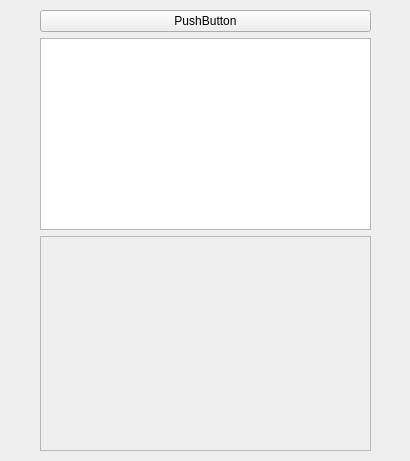
Qt form ui/ShowHistoryWidget.ui (leason99/Mcp3008-Real-Time-ErrorDetect) before a commit.
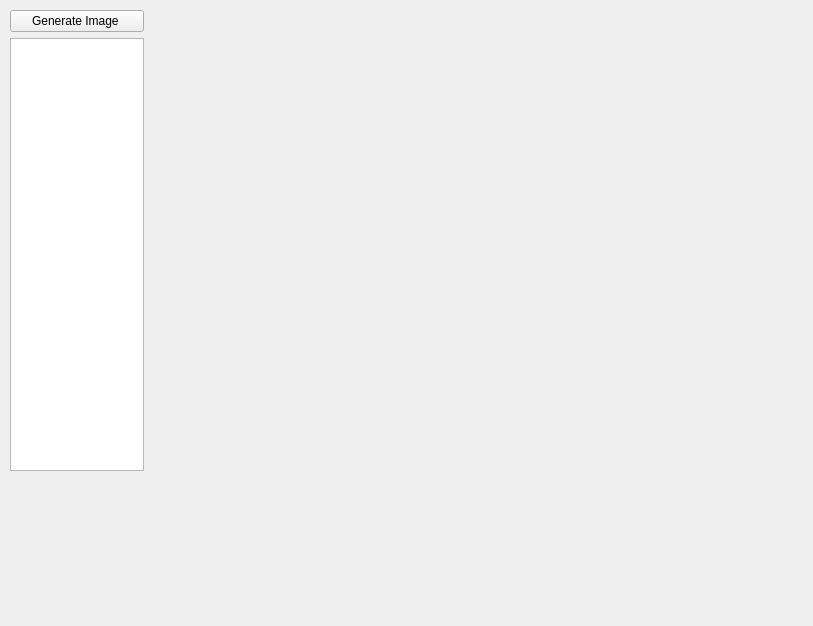
The same form after that commit.

What changed in the file:
```diff
--- a/ui/ShowHistoryWidget.ui
+++ b/ui/ShowHistoryWidget.ui
@@ -6,27 +6,38 @@
    <rect>
     <x>0</x>
     <y>0</y>
-    <width>410</width>
-    <height>461</height>
+    <width>813</width>
+    <height>626</height>
    </rect>
   </property>
+  <property name="sizePolicy">
+   <sizepolicy hsizetype="Preferred" vsizetype="MinimumExpanding">
+    <horstretch>0</horstretch>
+    <verstretch>0</verstretch>
+   </sizepolicy>
+  </property>
   <property name="windowTitle">
    <string>Form</string>
   </property>
   <widget class="QWidget" name="verticalLayoutWidget">
    <property name="geometry">
     <rect>
-     <x>40</x>
+     <x>10</x>
      <y>10</y>
-     <width>331</width>
-     <height>441</height>
+     <width>801</width>
+     <height>461</height>
     </rect>
    </property>
-   <layout class="QVBoxLayout" name="verticalLayout">
+   <layout class="QHBoxLayout" name="horizontalLayout" stretch="2,10">
+    <property name="sizeConstraint">
+     <enum>QLayout::SetMaximumSize</enum>
+    </property>
     <item>
-     <widget class="QPushButton" name="pushButton">
+     <layout class="QVBoxLayout" name="verticalLayout" stretch="1,9">
+      <item>
+       <widget class="QPushButton" name="generateButton">
       <property name="text">
-       <string>PushButton</string>
+         <string>Generate Image </string>
       </property>
      </widget>
     </item>
@@ -36,22 +47,21 @@
        <bool>true</bool>
       </property>
       <property name="sizePolicy">
-       <sizepolicy hsizetype="Expanding" vsizetype="Fixed">
+         <sizepolicy hsizetype="Expanding" vsizetype="Preferred">
         <horstretch>0</horstretch>
         <verstretch>0</verstretch>
        </sizepolicy>
       </property>
      </widget>
     </item>
+     </layout>
+    </item>
     <item>
-     <widget class="QFrame" name="frame">
-      <property name="frameShape">
-       <enum>QFrame::StyledPanel</enum>
+     <layout class="QVBoxLayout" name="QchartLayout">
+      <property name="sizeConstraint">
+       <enum>QLayout::SetMaximumSize</enum>
       </property>
-      <property name="frameShadow">
-       <enum>QFrame::Raised</enum>
-      </property>
-     </widget>
+     </layout>
     </item>
    </layout>
   </widget>
```
Left out of the diff: 2 changed lines with no effect on the pictures. Lines whose indentation alone changed are shown as unchanged.
